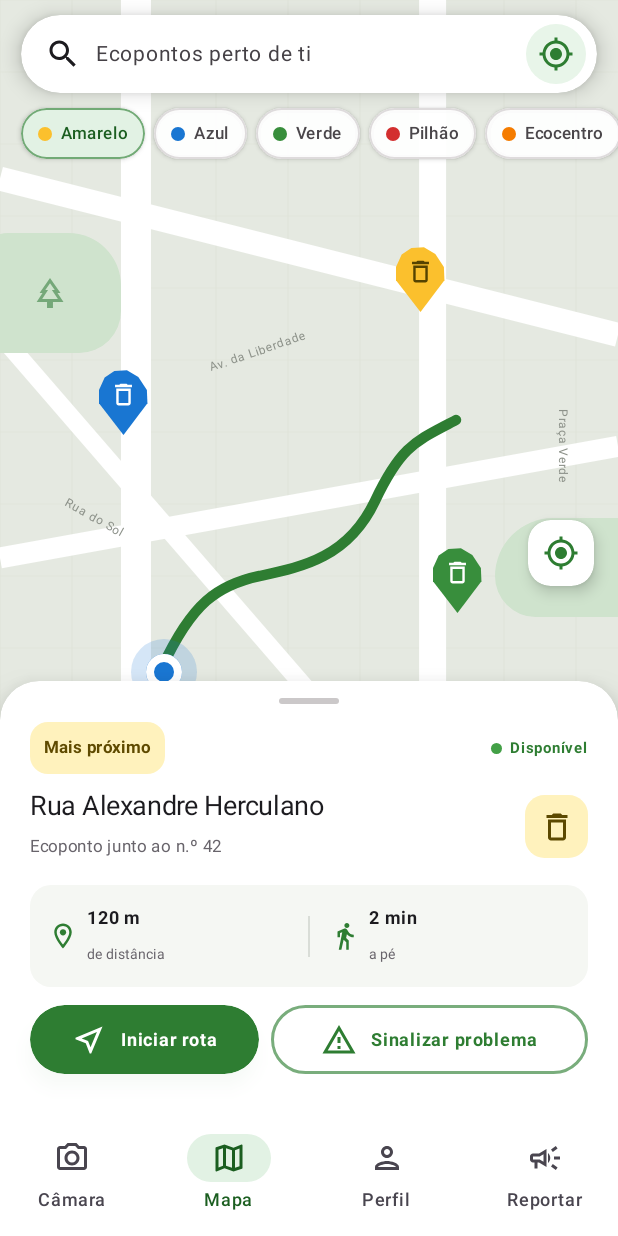
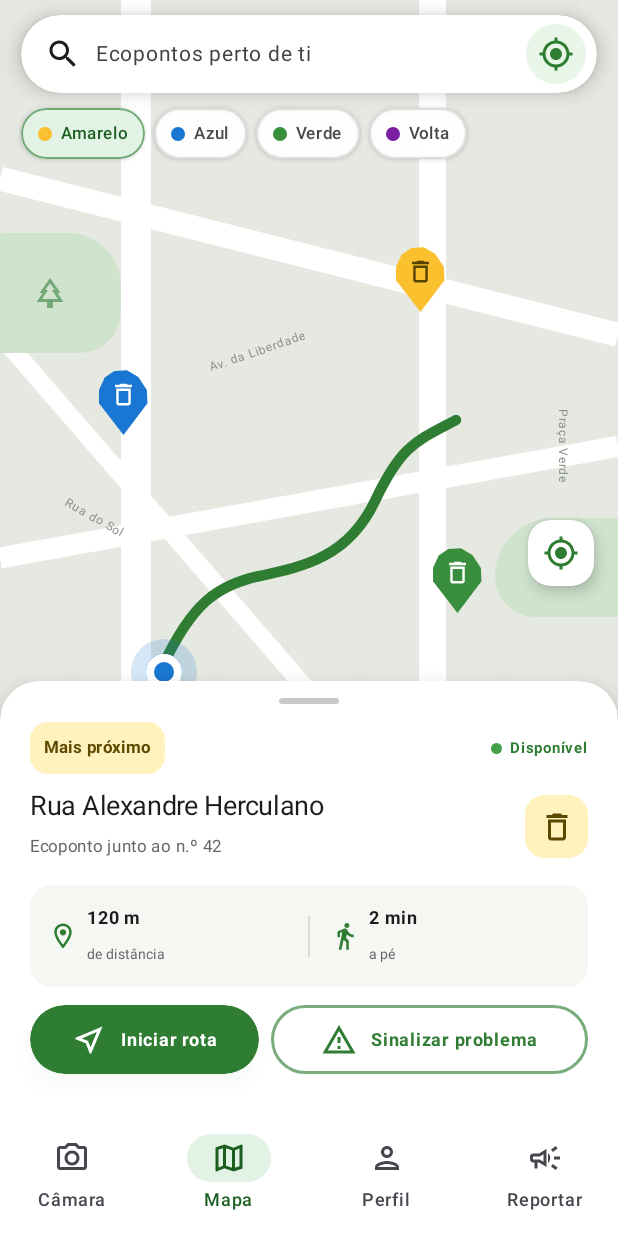
Before and after one commit to SamuelFerreira0/pontoverde, an Android app built with Jetpack Compose: the MapScreen screen opened through its navigation route, on a phone screen of 412 x 824 dp. Run offline under Robolectric (Android 15) with nearby library versions, the phone set to English and light mode, and no system bars.

Commit message:
refactor(mapa): substituir Pilhão e Ecocentro por Volta no mockup

```diff
--- a/app/src/main/java/com/example/pontoverde/ui/map/MapScreen.kt
+++ b/app/src/main/java/com/example/pontoverde/ui/map/MapScreen.kt
@@ -46,8 +46,7 @@ enum class TipoEcoponto(val nome: String, val cor: Color) {
     AMARELO("Amarelo", Color(0xFFFBC02D)),
     AZUL("Azul", Color(0xFF1976D2)),
     VERDE("Verde", Color(0xFF388E3C)),
-    PILHAO("Pilhão", Color(0xFFD32F2F)),
-    ECOCENTRO("Ecocentro", Color(0xFFF57C00))
+    VOLTA("Volta", Color(0xFF7B1FA2))
 }
 
 data class EcopontoUi(
@@ -75,8 +74,7 @@ private val marcadoresFalsos = listOf(
     MarcadorFalso(TipoEcoponto.AMARELO, Icons.Outlined.Delete, 0.68f, 0.25f),
     MarcadorFalso(TipoEcoponto.AZUL, Icons.Outlined.Delete, 0.20f, 0.36f),
     MarcadorFalso(TipoEcoponto.VERDE, Icons.Outlined.Delete, 0.74f, 0.52f),
-    MarcadorFalso(TipoEcoponto.PILHAO, Icons.Outlined.BatteryAlert, 0.29f, 0.65f),
-    MarcadorFalso(TipoEcoponto.ECOCENTRO, Icons.Outlined.Recycling, 0.84f, 0.69f)
+    MarcadorFalso(TipoEcoponto.VOLTA, Icons.Outlined.Recycling, 0.29f, 0.65f)
 )
 
 @Composable
```
